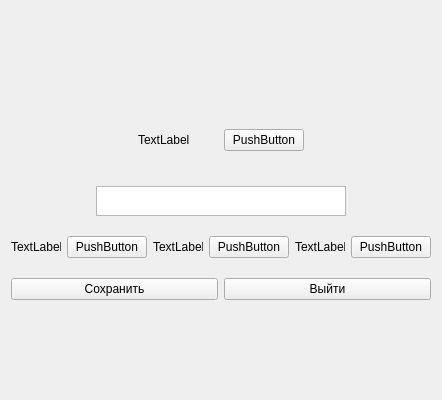
JKarak/app-for-applications, file YandexProject1/all_avatar.ui: the form before one commit.
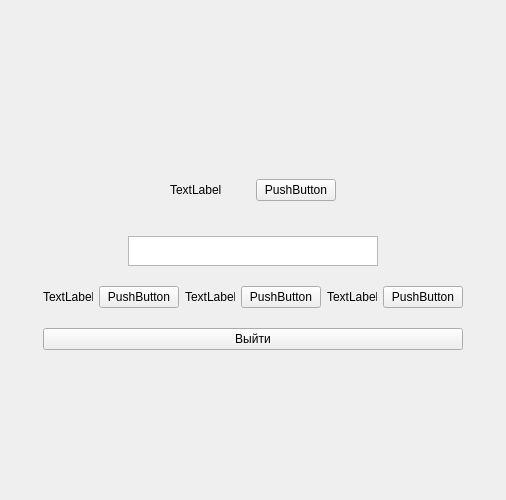
The form after the commit.

```diff
--- a/YandexProject1/all_avatar.ui
+++ b/YandexProject1/all_avatar.ui
@@ -9,10 +9,28 @@
    <rect>
     <x>0</x>
     <y>0</y>
-    <width>335</width>
-    <height>400</height>
+    <width>506</width>
+    <height>500</height>
    </rect>
   </property>
+  <property name="sizePolicy">
+   <sizepolicy hsizetype="Fixed" vsizetype="Fixed">
+    <horstretch>0</horstretch>
+    <verstretch>0</verstretch>
+   </sizepolicy>
+  </property>
+  <property name="minimumSize">
+   <size>
+    <width>300</width>
+    <height>400</height>
+   </size>
+  </property>
+  <property name="maximumSize">
+   <size>
+    <width>506</width>
+    <height>500</height>
+   </size>
+  </property>
   <property name="windowTitle">
    <string>Form</string>
   </property>
@@ -250,13 +268,6 @@
        </item>
        <item>
         <layout class="QHBoxLayout" name="horizontalLayout_3">
-         <item>
-          <widget class="QPushButton" name="pushButton_8">
-           <property name="text">
-            <string>Сохранить</string>
-           </property>
-          </widget>
-         </item>
          <item>
           <widget class="QPushButton" name="pushButton_9">
            <property name="text">
```
